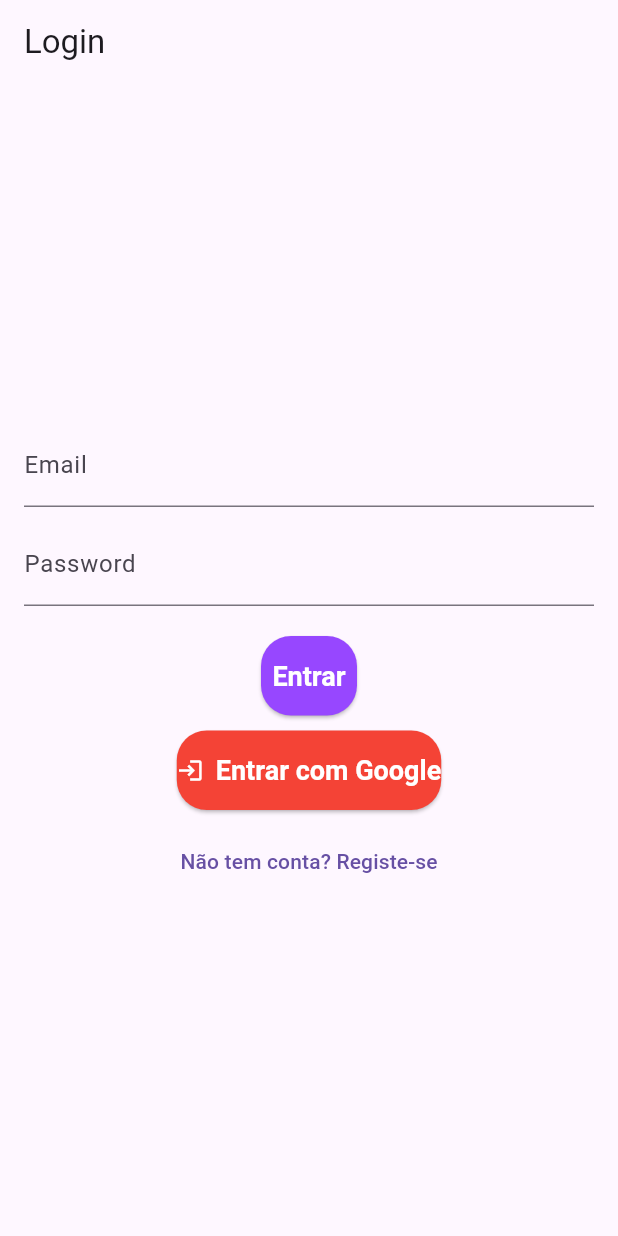
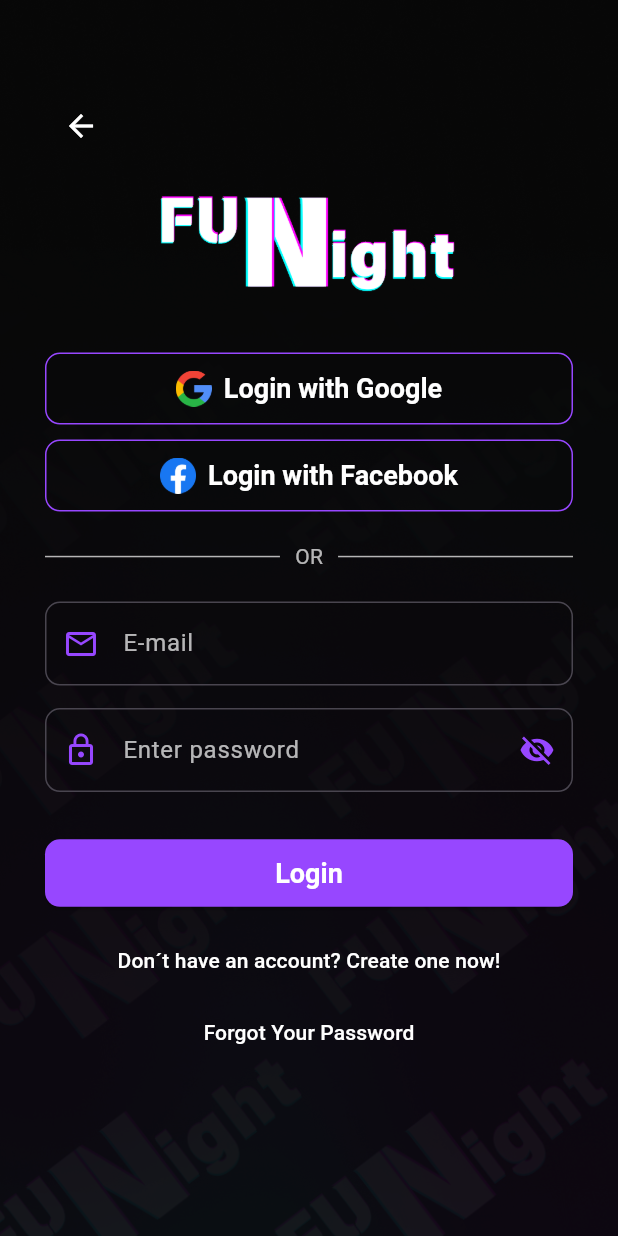
Before and after one commit to funightemp/Funight, a Flutter app: the LoginScreen screen opened directly, on a phone screen of 412 x 824 dp. Run offline on Flutter 3.47's test engine with Material 3 defaults, Android fonts, the light colour scheme and no system bars; our stand-ins replace firebase_core; accounts and stored records are empty.

Commit message:
Frontend atualizado

```diff
--- a/frontend/lib/views/auth/login_screen.dart
+++ b/frontend/lib/views/auth/login_screen.dart
@@ -1,150 +1,87 @@
-import 'package:firebase_auth/firebase_auth.dart';
 import 'package:flutter/material.dart';
-import 'package:frontend/views/home/main_screen.dart';
-import 'package:google_sign_in/google_sign_in.dart';
-import 'package:frontend/main.dart';
 import 'register_screen.dart';
+import 'forgot_password_screen.dart';
 
 class LoginScreen extends StatefulWidget {
+  const LoginScreen({super.key});
+
   @override
   _LoginScreenState createState() => _LoginScreenState();
 }
 
 class _LoginScreenState extends State<LoginScreen> {
-  final FirebaseAuth _auth = FirebaseAuth.instance;
-  final GoogleSignIn _googleSignIn = GoogleSignIn();
-
-  final TextEditingController _emailController = TextEditingController();
-  final TextEditingController _passwordController = TextEditingController();
-
-  bool _isLoading = false;
-
-  // Função de Login
-  Future<void> _login() async {
-    if (_emailController.text.trim().isEmpty || _passwordController.text.trim().isEmpty) {
-      ScaffoldMessenger.of(context).showSnackBar(
-        SnackBar(content: Text('Preencha todos os campos!')),
-      );
-      return;
-    }
-
-    setState(() => _isLoading = true);
-
-    try {
-      UserCredential userCredential = await _auth.signInWithEmailAndPassword(
-        email: _emailController.text.trim(),
-        password: _passwordController.text.trim(),
-      );
-
-      User? user = userCredential.user;
-
-      if (user != null && !user.emailVerified) {
-        ScaffoldMessenger.of(context).showSnackBar(
-          SnackBar(content: Text('Verifique o seu e-mail antes de entrar!')),
-        );
-        await user.sendEmailVerification();
-        return;
-      }
-
-      Navigator.pushReplacement(
-        context,
-        MaterialPageRoute(builder: (context) => MainScreen()),
-      );
-    } on FirebaseAuthException catch (e) {
-      String errorMessage = 'Erro ao fazer login.';
-
-      if (e.code == 'user-not-found') {
-        errorMessage = '⚠️ Nenhum utilizador encontrado com este e-mail.';
-      } else if (e.code == 'wrong-password') {
-        errorMessage = '⚠️ Senha incorreta. Tente novamente.';
-      } else if (e.code == 'invalid-email') {
-        errorMessage = '⚠️ Formato de e-mail inválido.';
-      } else if (e.code == 'too-many-requests') {
-        errorMessage = '⚠️ Muitas tentativas falhadas. Tente mais tarde.';
-      }
-
-      ScaffoldMessenger.of(context).showSnackBar(
-        SnackBar(content: Text(errorMessage)),
-      );
-    } catch (e) {
-      ScaffoldMessenger.of(context).showSnackBar(
-        SnackBar(content: Text('⚠️ Erro inesperado: $e')),
-      );
-    } finally {
-      setState(() => _isLoading = false);
-    }
-  }
-
-  // Função de Login com Google
-  Future<void> _loginWithGoogle() async {
-    try {
-      setState(() => _isLoading = true);
-
-      final GoogleSignInAccount? googleUser = await _googleSignIn.signIn();
-      if (googleUser == null) {
-        setState(() => _isLoading = false);
-        return; // O utlizador cancelou o login
-      }
-
-      final GoogleSignInAuthentication googleAuth = await googleUser.authentication;
-      final AuthCredential credential = GoogleAuthProvider.credential(
-        accessToken: googleAuth.accessToken,
-        idToken: googleAuth.idToken,
-      );
-
-      await _auth.signInWithCredential(credential);
-
-      Navigator.pushReplacement(
-        context,
-        MaterialPageRoute(builder: (context) => MainScreen()),
-      );
-    } catch (e) {
-      ScaffoldMessenger.of(context).showSnackBar(
-        SnackBar(content: Text('⚠️ Erro ao entrar com Google: $e')),
-      );
-    } finally {
-      setState(() => _isLoading = false);
-    }
-  }
+  bool _obscurePassword = true;
 
   @override
   Widget build(BuildContext context) {
     return Scaffold(
-      appBar: AppBar(title: Text('Login')),
-      body: Padding(
-        padding: EdgeInsets.all(16.0),
+      body: Stack(
+        fit: StackFit.expand,
+        children: [
+          // Background Image
+          Image.asset(
+            'assets/funight_bg.png',
+            fit: BoxFit.cover,
+          ),
+
+          // Sombra para melhorar visibilidade do conteúdo
+          Container(color: Colors.black.withOpacity(0.6)),
+
+          // Conteúdo principal
+          Padding(
+            padding: const EdgeInsets.symmetric(horizontal: 30),
             child: Column(
-          mainAxisAlignment: MainAxisAlignment.center,
               children: [
-            TextField(
-              controller: _emailController,
-              decoration: InputDecoration(labelText: 'Email'),
-              keyboardType: TextInputType.emailAddress,
+                const SizedBox(height: 60),
+
+                Align(
+                  alignment: Alignment.topLeft,
+                  child: IconButton(
+                    icon: const Icon(Icons.arrow_back, color: Colors.white),
+                    onPressed: () {
+                      Navigator.pop(context);
+                    },
                   ),
-            SizedBox(height: 10),
-            TextField(
-              controller: _passwordController,
-              decoration: InputDecoration(labelText: 'Password'),
-              obscureText: true,
                 ),
-            SizedBox(height: 20),
-            _isLoading
-                ? CircularProgressIndicator()
-                : Column(
-                    children: [
-                      ElevatedButton(
-                        onPressed: _login,
-                        child: Text('Entrar'),
+
+                const SizedBox(height: 20),
+
+                // Logo
+                Image.asset(
+                  'assets/logo_white_cropped.png',
+                  width: 200,
                 ),
-                      SizedBox(height: 10),
-                      // 🔹 Botão de Login com Google
-                      ElevatedButton.icon(
-                        icon: Icon(Icons.login),
-                        label: Text('Entrar com Google'),
-                        style: ElevatedButton.styleFrom(backgroundColor: Colors.red),
-                        onPressed: _loginWithGoogle,
-                      ),
-                      SizedBox(height: 10),
+
+                const SizedBox(height: 40),
+
+                // Botões Sociais
+                buildSocialButton('Login with Google', 'assets/google_icon.png'),
+                const SizedBox(height: 10),
+                buildSocialButton('Login with Facebook', 'assets/facebook_icon.png'),
+
+                const SizedBox(height: 20),
+
+                // Linha separadora "OR"
+                buildDivider(),
+
+                const SizedBox(height: 20),
+
+                // Campo de E-mail
+                buildTextField('E-mail', Icons.email_outlined, false),
+
+                const SizedBox(height: 15),
+
+                // Campo de Senha com ícone de visibilidade
+                buildPasswordField(),
+
+                const SizedBox(height: 30),
+
+                // Botão de Login
+                buildPrimaryButton('Login', () {}),
+
+                const SizedBox(height: 10),
+
+                // Don´t have an account
                 TextButton(
                   onPressed: () {
                     Navigator.push(
@@ -152,11 +89,123 @@ class _LoginScreenState extends State<LoginScreen> {
                     MaterialPageRoute(builder: (context) => RegisterScreen()),
                   );
                   },
-                        child: Text('Não tem conta? Registe-se'),
+                  child: const Text(
+                    'Don´t have an account? Create one now!',
+                    style: TextStyle(color: Colors.white),
+                  ),
+                ),
+
+                // Forgot Password
+                TextButton(
+                  onPressed: () {
+                    Navigator.push(
+                    context,
+                    MaterialPageRoute(builder: (context) => ForgotPasswordScreen()),
+                  );
+                  },
+                  child: const Text(
+                    'Forgot Your Password',
+                    style: TextStyle(color: Colors.white),
+                  ),
                 ),
               ],
             ),
+          ),
         ],
+      ),
+    );
+  }
+
+  Widget buildSocialButton(String text, String iconPath) {
+    return SizedBox(
+      width: double.infinity,
+      child: OutlinedButton.icon(
+        onPressed: () {},
+        icon: Image.asset(iconPath, width: 24),
+        label: Text(text),
+        style: OutlinedButton.styleFrom(
+          side: const BorderSide(color: Color(0xFF9747FF)),
+          foregroundColor: Colors.white,
+          padding: const EdgeInsets.symmetric(vertical: 12),
+          shape: RoundedRectangleBorder(borderRadius: BorderRadius.circular(10)),
+        ),
+      ),
+    );
+  }
+
+  Widget buildDivider() {
+    return Row(
+      children: const [
+        Expanded(child: Divider(color: Colors.white70)),
+        Padding(
+          padding: EdgeInsets.symmetric(horizontal: 10),
+          child: Text("OR", style: TextStyle(color: Colors.white70)),
+        ),
+        Expanded(child: Divider(color: Colors.white70)),
+      ],
+    );
+  }
+
+  // e-mail Textfield
+  Widget buildTextField(String hint, IconData icon, bool obscure) {
+  return TextField(
+    obscureText: obscure,
+    style: const TextStyle(color: Colors.white), // Torna o texto digitado branco
+    decoration: InputDecoration(
+      hintText: hint,
+      hintStyle: const TextStyle(color: Colors.white70), // Deixa o hint text branco acinzentado
+      filled: true,
+      fillColor: Colors.transparent,
+      border: OutlineInputBorder(
+        borderRadius: BorderRadius.circular(10),
+        borderSide: const BorderSide(color: Color(0xFF9747FF)),
+      ),
+      prefixIcon: Icon(icon, color: Color(0xFF9747FF)),
+    ),
+  );
+}
+
+  // Password Textfield
+  Widget buildPasswordField() {
+    return TextField(
+      obscureText: _obscurePassword,
+      style: const TextStyle(color: Colors.white),
+      decoration: InputDecoration(
+        hintText: 'Enter password',
+        hintStyle: const TextStyle(color: Colors.white70),
+        filled: true,
+        fillColor: Colors.transparent,
+        border: OutlineInputBorder(
+          borderRadius: BorderRadius.circular(10),
+          borderSide: const BorderSide(color: Color(0xFF9747FF)),
+        ),
+        prefixIcon: const Icon(Icons.lock_outline, color: Color(0xFF9747FF)),
+        suffixIcon: IconButton(
+          icon: Icon(
+            _obscurePassword ? Icons.visibility_off : Icons.visibility,
+            color: Color(0xFF9747FF),
+          ),
+          onPressed: () {
+            setState(() {
+              _obscurePassword = !_obscurePassword;
+            });
+          },
+        ),
+      ),
+    );
+  }
+
+  Widget buildPrimaryButton(String text, VoidCallback onPressed) {
+    return SizedBox(
+      width: double.infinity,
+      child: ElevatedButton(
+        onPressed: onPressed,
+        child: Text(text),
+        style: ElevatedButton.styleFrom(
+          backgroundColor: Color(0xFF9747FF),
+          foregroundColor: Colors.white,
+          padding: const EdgeInsets.symmetric(vertical: 12),
+          shape: RoundedRectangleBorder(borderRadius: BorderRadius.circular(10)),
         ),
       ),
     );
```
Also changed, not shown: frontend/lib/views/auth/forgot_password_screen.dart (added, +111 -0 lines), frontend/lib/views/auth/register_screen.dart (+118 -103 lines), frontend/lib/views/home/main_screen.dart (+21 -15 lines), frontend/assets/facebook_icon.png (added), frontend/assets/google_icon.png (added), frontend/assets/logo_white_cropped.png (added). Lines whose indentation alone changed are shown as unchanged.
